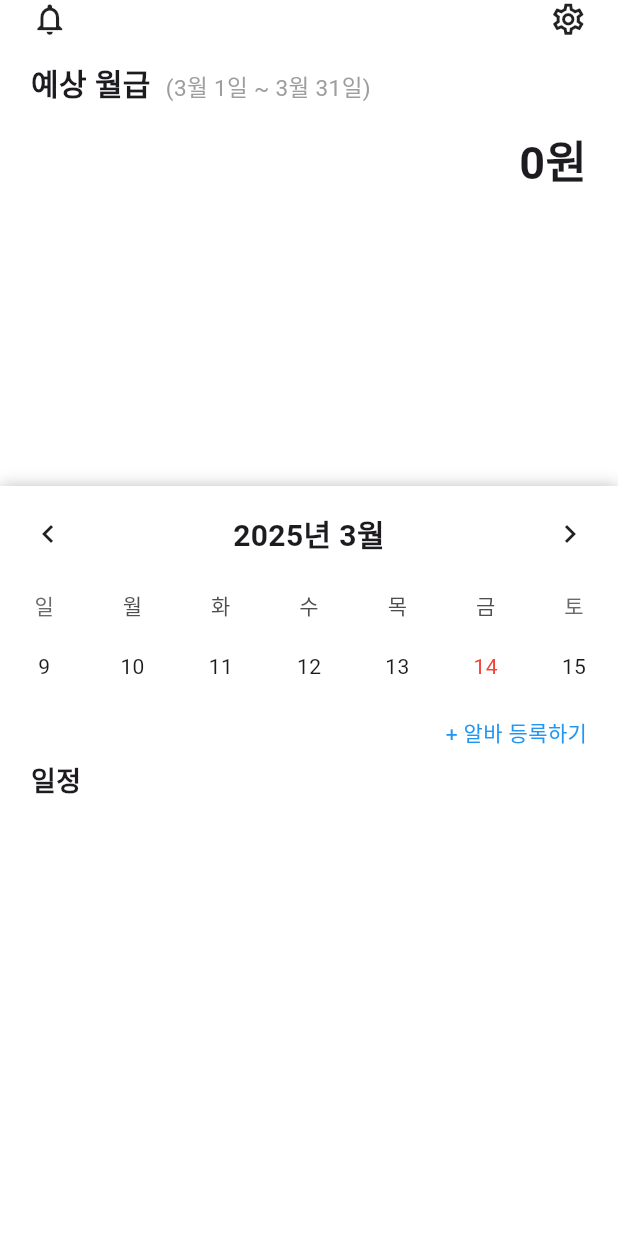
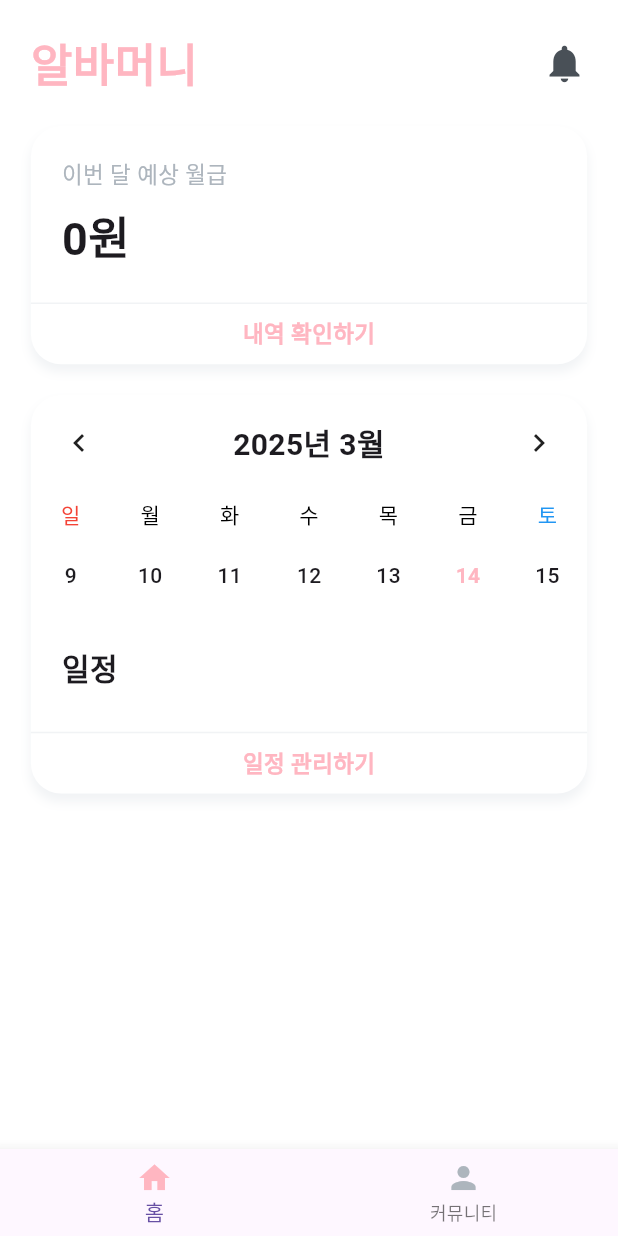
Before and after one commit to hwisnet/AlbaMoney, a Flutter app: the screen it shows after launch, on a phone screen of 412 x 824 dp. Run offline on Flutter 3.47's test engine with Material 3 defaults, Android fonts, the phone set to English and light mode, and no system bars; drawn by our look-alikes of sliding_up_panel, table_calendar; our stand-ins replace flutter_time_picker_spinner, get, sqflite; accounts and stored records are empty; Roboto replaces fonts that are missing (Pretendard).

Commit message:
[Update] Add colors, styles

```diff
--- a/analysis_options.yaml
+++ b/analysis_options.yaml
@@ -9,6 +9,7 @@
 # packages, and plugins designed to encourage good coding practices.
 analyzer:
   errors:
+    deprecated_member_use: ignore
     invalid_use_of_protected_member: ignore
     must_be_immutable: ignore
     no_leading_underscores_for_local_identifiers: ignore
--- /dev/null
+++ b/lib/colors/colors.dart
@@ -0,0 +1,9 @@
+import 'package:flutter/material.dart';
+
+const Color main_color = Color(0xffFFB6C1);
+
+const Color main_grey_color = Color(0xff495057);
+
+const Color sub_grey_color = Color(0xffADB5BD);
+
+const Color background_grey_color = Color(0xffF1F3F5);
--- a/lib/component/alba_calendar.dart
+++ b/lib/component/alba_calendar.dart
@@ -1,5 +1,8 @@
 import 'package:flutter/material.dart';
+import 'package:flutter_project/colors/colors.dart';
 import 'package:flutter_project/model/alba_model.dart';
+import 'package:flutter_project/styles/text_styles.dart';
+import 'package:flutter_project/utils/data_utils.dart';
 import 'package:table_calendar/table_calendar.dart';
 
 class AlbaCalendar extends StatefulWidget {
@@ -40,9 +43,10 @@ class _AlbaCalendarState extends State<AlbaCalendar> {
               TextStyle(fontSize: 20.0, fontWeight: FontWeight.bold)),
       calendarBuilders: CalendarBuilders(
         defaultBuilder: _defaultBuilder,
+        outsideBuilder: _defaultBuilder,
+        todayBuilder: _defaultBuilder,
+        dowBuilder: _dowBuilder,
         selectedBuilder: _selectedBuilder,
-        todayBuilder: _defaultBuilder,
-        outsideBuilder: _defaultBuilder,
       ),
     );
   }
@@ -55,6 +59,7 @@ class _AlbaCalendarState extends State<AlbaCalendar> {
         Center(
           child: Text(
             '${day.day}',
+            style: w500,
           ),
         ),
         Align(
@@ -65,7 +70,7 @@ class _AlbaCalendarState extends State<AlbaCalendar> {
                   ? Container(
                       decoration: const BoxDecoration(
                         shape: BoxShape.circle,
-                        color: Colors.red,
+                        color: main_color,
                       ),
                       width: 5,
                       height: 5,
@@ -84,7 +89,7 @@ class _AlbaCalendarState extends State<AlbaCalendar> {
         Center(
           child: Text(
             '${day.day}',
-            style: const TextStyle(color: Colors.red),
+            style: w700.copyWith(color: main_color),
           ),
         ),
         Align(
@@ -95,7 +100,7 @@ class _AlbaCalendarState extends State<AlbaCalendar> {
                   ? Container(
                       decoration: const BoxDecoration(
                         shape: BoxShape.circle,
-                        color: Colors.red,
+                        color: main_color,
                       ),
                       width: 5,
                       height: 5,
@@ -105,4 +110,11 @@ class _AlbaCalendarState extends State<AlbaCalendar> {
       ],
     );
   }
+
+  Widget _dowBuilder(BuildContext context, DateTime day) {
+    return Center(
+        child: Text(DataUtils.convertWeekdayToString(day.weekday),
+            style:
+                w500.copyWith(color: DataUtils.getWeekdayColor(day.weekday))));
+  }
 }
--- a/lib/component/alba_card.dart
+++ b/lib/component/alba_card.dart
@@ -1,35 +1,29 @@
 import 'package:flutter/material.dart';
+import 'package:flutter_project/colors/colors.dart';
 import 'package:flutter_project/model/alba_model.dart';
+import 'package:flutter_project/styles/text_styles.dart';
+import 'package:flutter_project/utils/data_utils.dart';
 import 'package:intl/intl.dart';
 
 class AlbaCard extends StatelessWidget {
   AlbaModel albaModel;
-  DateTime selectedDay;
 
   AlbaCard({
     super.key,
     required this.albaModel,
-    required this.selectedDay,
   });
 
   @override
   Widget build(BuildContext context) {
     return Container(
-      height: 90.0,
-      decoration: const BoxDecoration(
-          border: Border(bottom: BorderSide(color: Colors.grey))),
-      margin: const EdgeInsets.symmetric(vertical: 10.0),
+      height: DataUtils.height * 0.1,
+      decoration: BoxDecoration(
+          border: Border.all(color: background_grey_color),
+          borderRadius: BorderRadius.circular(20)),
+      padding: EdgeInsets.symmetric(horizontal: DataUtils.width * 0.05),
       child: Row(
+        mainAxisAlignment: MainAxisAlignment.spaceBetween,
         children: [
-          Checkbox(
-              materialTapTargetSize: MaterialTapTargetSize.shrinkWrap,
-              visualDensity: const VisualDensity(
-                horizontal: VisualDensity.minimumDensity,
-                vertical: VisualDensity.minimumDensity,
-              ),
-              value: false,
-              onChanged: (value) {}),
-          const SizedBox(width: 20.0),
           Column(
             mainAxisAlignment: MainAxisAlignment.center,
             crossAxisAlignment: CrossAxisAlignment.start,
@@ -38,27 +32,28 @@ class AlbaCard extends StatelessWidget {
                 children: [
                   Text(
                     DateFormat('HH:mm').format(albaModel.startTime),
-                    style: const TextStyle(fontSize: 15.0),
+                    style: w500.copyWith(fontSize: 15),
                   ),
-                  const SizedBox(width: 5.0),
-                  const Text(
+                  SizedBox(width: DataUtils.width * 0.01),
+                  Text(
                     '-',
-                    style: TextStyle(fontSize: 20.0),
+                    style: w500.copyWith(fontSize: 15),
                   ),
-                  const SizedBox(width: 5.0),
+                  SizedBox(width: DataUtils.width * 0.01),
                   Text(
                     DateFormat('HH:mm').format(albaModel.endTime),
+                    style: w500.copyWith(fontSize: 15),
                   ),
-                  const SizedBox(width: 10),
                 ],
               ),
               Text(
                 albaModel.albaPlace,
-                style: const TextStyle(
-                    fontSize: 20.0, fontWeight: FontWeight.bold),
+                style: w700.copyWith(fontSize: 25),
               ),
             ],
-          )
+          ),
+          Icon(Icons.check_circle_outline_rounded,
+              color: sub_grey_color, size: DataUtils.width * 0.1)
         ],
       ),
     );
--- a/lib/component/alba_list.dart
+++ b/lib/component/alba_card_list.dart
@@ -1,50 +1,41 @@
 import 'package:flutter/material.dart';
 import 'package:flutter_project/component/alba_card.dart';
 import 'package:flutter_project/model/alba_model.dart';
+import 'package:flutter_project/styles/text_styles.dart';
 import 'package:flutter_project/utils/data_utils.dart';
 
-class AlbaList extends StatefulWidget {
-  List<AlbaModel> albaList;
+class AlbaCardList extends StatefulWidget {
   Map<int, List<AlbaModel>> albaSchedules;
-  DateTime focusedDay;
   DateTime selectedDay;
-  Function(DateTime, DateTime) onDaySelected;
 
-  AlbaList(
-      {super.key,
-      required this.albaList,
-      required this.albaSchedules,
-      required this.focusedDay,
-      required this.selectedDay,
-      required this.onDaySelected});
+  AlbaCardList({
+    super.key,
+    required this.albaSchedules,
+    required this.selectedDay,
+  });
 
   @override
-  State<AlbaList> createState() => _AlbaCalendarState();
+  State<AlbaCardList> createState() => _AlbaCardListState();
 }
 
-class _AlbaCalendarState extends State<AlbaList> {
+class _AlbaCardListState extends State<AlbaCardList> {
   @override
   Widget build(BuildContext context) {
     return Container(
       padding: EdgeInsets.symmetric(horizontal: DataUtils.width * 0.05),
       child: Column(
+        crossAxisAlignment: CrossAxisAlignment.start,
         children: [
-          const Row(
-            mainAxisAlignment: MainAxisAlignment.start,
-            children: [
-              Text('일정',
-                  style:
-                      TextStyle(fontSize: 18.0, fontWeight: FontWeight.bold)),
-            ],
-          ),
+          Text('일정', style: w700.copyWith(fontSize: 20)),
           ListView.builder(
             shrinkWrap: true,
+            padding: EdgeInsets.only(
+                top: DataUtils.height * 0.01, bottom: DataUtils.height * 0.025),
             itemCount: widget.albaSchedules[widget.selectedDay.weekday]!.length,
             itemBuilder: (context, index) {
               return AlbaCard(
                 albaModel:
                     widget.albaSchedules[widget.selectedDay.weekday]![index],
-                selectedDay: widget.selectedDay,
               );
             },
           ),
--- a/lib/controller/home_controller.dart
+++ b/lib/controller/home_controller.dart
@@ -6,6 +6,8 @@ import 'package:get/get.dart';
 
 class HomeController extends GetxController {
   static HomeController get to => Get.find();
+
+  Rx<int> bottomNavBarIndex = 0.obs;
 
   Rx<Size> calendarHeaderSize = Size.zero.obs;
   Rx<Size> calendarSize = Size.zero.obs;
--- a/lib/page/home_page.dart
+++ b/lib/page/home_page.dart
@@ -1,13 +1,11 @@
 import 'package:flutter/material.dart';
+import 'package:flutter_project/colors/colors.dart';
 import 'package:flutter_project/component/alba_calendar.dart';
-import 'package:flutter_project/component/alba_card.dart';
-import 'package:flutter_project/component/alba_list.dart';
-import 'package:flutter_project/controller/alba_add_controller.dart';
+import 'package:flutter_project/component/alba_card_list.dart';
 import 'package:flutter_project/controller/home_controller.dart';
-import 'package:flutter_project/page/alba_add_page.dart';
+import 'package:flutter_project/styles/text_styles.dart';
 import 'package:flutter_project/utils/data_utils.dart';
 import 'package:get/get.dart';
-import 'package:sliding_up_panel/sliding_up_panel.dart';
 
 class HomePage extends GetView<HomeController> {
   const HomePage({super.key});
@@ -17,92 +15,153 @@ class HomePage extends GetView<HomeController> {
     return Scaffold(
       resizeToAvoidBottomInset: false,
       body: SafeArea(
-        child: SlidingUpPanel(
-            minHeight: 500,
-            maxHeight: DataUtils.height * 0.7,
-            panel: Column(
+        child: Container(
+          padding: EdgeInsets.symmetric(
+              horizontal: DataUtils.width * 0.05,
+              vertical: DataUtils.height * 0.025),
+          child: SingleChildScrollView(
+            child: Column(
+              crossAxisAlignment: CrossAxisAlignment.start,
               children: [
-                Obx(() => AlbaCalendar(
-                      albaList: controller.albaList.value,
-                      albaSchedules: controller.albaSchedules.value,
-                      focusedDay: controller.focusedDay.value,
-                      selectedDay: controller.selectedDay.value,
-                      onDaySelected: controller.onDaySelected,
-                    )),
-                SizedBox(height: DataUtils.height * 0.01),
-                _addAlbaButton(),
-                SizedBox(height: DataUtils.height * 0.01),
-                Obx(() => AlbaList(
-                      albaList: controller.albaList.value,
-                      albaSchedules: controller.albaSchedules.value,
-                      focusedDay: controller.focusedDay.value,
-                      selectedDay: controller.selectedDay.value,
-                      onDaySelected: controller.onDaySelected,
-                    )),
+                _header(),
+                SizedBox(height: DataUtils.height * 0.025),
+                _monthlyPay(),
+                SizedBox(height: DataUtils.height * 0.025),
+                _monthlyCalendar(),
+                SizedBox(height: DataUtils.height * 0.025),
               ],
             ),
-            body: Container(
-              padding: EdgeInsets.symmetric(horizontal: DataUtils.width * 0.05),
-              child: Column(
-                children: [
-                  const Row(
-                    mainAxisAlignment: MainAxisAlignment.spaceBetween,
-                    children: [
-                      Icon(Icons.notifications_outlined, size: 25),
-                      Icon(Icons.settings_outlined, size: 25),
-                    ],
-                  ),
-                  const SizedBox(height: 15.0),
-                  Row(
-                    mainAxisAlignment: MainAxisAlignment.start,
-                    crossAxisAlignment: CrossAxisAlignment.end,
-                    children: [
-                      const Text('예상 월급',
-                          style: TextStyle(
-                              fontSize: 20, fontWeight: FontWeight.bold)),
-                      const SizedBox(width: 10.0),
-                      Builder(builder: (context) {
-                        final today = controller.currentDay;
-                        final firstDay = DataUtils.getFirstDay(today);
-                        final lastDay = DataUtils.getLastDay(today);
-                        return Text(
-                          '(${firstDay.month}월 ${firstDay.day}일 ~ ${lastDay.month}월 ${lastDay.day}일)',
-                          style:
-                              const TextStyle(color: Colors.grey, fontSize: 15),
-                        );
-                      })
-                    ],
-                  ),
-                  const SizedBox(height: 15.0),
-                  const Row(
-                    mainAxisAlignment: MainAxisAlignment.end,
-                    children: [
-                      Text('0원',
-                          style: TextStyle(
-                              fontSize: 30, fontWeight: FontWeight.bold)),
-                    ],
-                  ),
-                ],
-              ),
-            )),
+          ),
+        ),
+      ),
+      bottomNavigationBar: _bottomNavBar(),
+    );
+  }
+
+  Widget _bottomNavBar() {
+    final items = [
+      const BottomNavigationBarItem(
+          activeIcon: Icon(
+            Icons.home,
+            color: main_color,
+          ),
+          icon: Icon(Icons.home, color: sub_grey_color),
+          label: '홈'),
+      const BottomNavigationBarItem(
+          activeIcon: Icon(
+            Icons.home,
+            color: main_color,
+          ),
+          icon: Icon(Icons.person, color: sub_grey_color),
+          label: '커뮤니티')
+    ];
+
+    return Obx(() => BottomNavigationBar(
+        onTap: (index) {
+          controller.bottomNavBarIndex(index);
+        },
+        currentIndex: controller.bottomNavBarIndex.value,
+        items: items));
+  }
+
+  Widget _header() {
+    return Row(
+      mainAxisAlignment: MainAxisAlignment.spaceBetween,
+      children: [
+        Text('알바머니', style: w900.copyWith(color: main_color, fontSize: 30)),
+        const Icon(Icons.notifications, color: main_grey_color, size: 30),
+      ],
+    );
+  }
+
+  Widget _monthlyPay() {
+    return Container(
+      width: DataUtils.width,
+      decoration: BoxDecoration(
+          borderRadius: BorderRadius.circular(20),
+          boxShadow: const [
+            BoxShadow(
+              blurRadius: 5.0,
+              color: background_grey_color,
+              offset: Offset(0, 5),
+              spreadRadius: 0,
+            )
+          ],
+          color: Colors.white),
+      child: Column(
+        crossAxisAlignment: CrossAxisAlignment.start,
+        children: [
+          Container(
+            padding: EdgeInsets.symmetric(
+                horizontal: DataUtils.width * 0.05,
+                vertical: DataUtils.height * 0.025),
+            child: Column(
+              crossAxisAlignment: CrossAxisAlignment.start,
+              children: [
+                Text('이번 달 예상 월급',
+                    style: w500.copyWith(color: sub_grey_color, fontSize: 15)),
+                SizedBox(height: DataUtils.height * 0.01),
+                Text('0원', style: w700.copyWith(fontSize: 30)),
+              ],
+            ),
+          ),
+          Container(
+            alignment: Alignment.center,
+            width: DataUtils.width,
+            height: DataUtils.height * 0.05,
+            decoration: const BoxDecoration(
+                border: Border(top: BorderSide(color: background_grey_color)),
+                borderRadius: BorderRadius.only(
+                    bottomLeft: Radius.circular(20),
+                    bottomRight: Radius.circular(20))),
+            child: Text('내역 확인하기',
+                style: w700.copyWith(color: main_color, fontSize: 15)),
+          )
+        ],
       ),
     );
   }
 
-  Widget _addAlbaButton() {
+  Widget _monthlyCalendar() {
     return Container(
-      padding: EdgeInsets.symmetric(horizontal: DataUtils.width * 0.05),
-      child: Row(
-        mainAxisAlignment: MainAxisAlignment.end,
+      width: DataUtils.width,
+      decoration: BoxDecoration(
+          borderRadius: BorderRadius.circular(20),
+          boxShadow: const [
+            BoxShadow(
+              blurRadius: 5.0,
+              color: background_grey_color,
+              offset: Offset(0, 5),
+              spreadRadius: 0,
+            )
+          ],
+          color: Colors.white),
+      child: Column(
         children: [
-          GestureDetector(
-            onTap: () async {
-              Get.put(AlbaAddController());
-              Get.to(() => AlbaAddPage());
-            },
-            child:
-                const Text('+ 알바 등록하기', style: TextStyle(color: Colors.blue)),
-          ),
+          Obx(() => AlbaCalendar(
+                albaList: controller.albaList.value,
+                albaSchedules: controller.albaSchedules.value,
+                focusedDay: controller.focusedDay.value,
+                selectedDay: controller.selectedDay.value,
+                onDaySelected: controller.onDaySelected,
+              )),
+          SizedBox(height: DataUtils.height * 0.025),
+          Obx(() => AlbaCardList(
+                albaSchedules: controller.albaSchedules.value,
+                selectedDay: controller.selectedDay.value,
+              )),
+          Container(
+            alignment: Alignment.center,
+            width: DataUtils.width,
+            height: DataUtils.height * 0.05,
+            decoration: const BoxDecoration(
+                border: Border(top: BorderSide(color: background_grey_color)),
+                borderRadius: BorderRadius.only(
+                    bottomLeft: Radius.circular(20),
+                    bottomRight: Radius.circular(20))),
+            child: Text('일정 관리하기',
+                style: w700.copyWith(color: main_color, fontSize: 15)),
+          )
         ],
       ),
     );
--- a/lib/styles/text_styles.dart
+++ b/lib/styles/text_styles.dart
@@ -1,5 +1,30 @@
 import 'package:flutter/material.dart';
 
-const TextStyle w500 = TextStyle(fontWeight: FontWeight.w500);
+const TextStyle w100 =
+    TextStyle(fontFamily: 'Pretendard', fontWeight: FontWeight.w100);
+
+const TextStyle w200 =
+    TextStyle(fontFamily: 'Pretendard', fontWeight: FontWeight.w200);
+
+const TextStyle w300 =
+    TextStyle(fontFamily: 'Pretendard', fontWeight: FontWeight.w300);
+
+const TextStyle w400 =
+    TextStyle(fontFamily: 'Pretendard', fontWeight: FontWeight.w400);
+
+const TextStyle w500 =
+    TextStyle(fontFamily: 'Pretendard', fontWeight: FontWeight.w500);
+
+const TextStyle w600 =
+    TextStyle(fontFamily: 'Pretendard', fontWeight: FontWeight.w600);
+
+const TextStyle w700 =
+    TextStyle(fontFamily: 'Pretendard', fontWeight: FontWeight.w700);
+
+const TextStyle w800 =
+    TextStyle(fontFamily: 'Pretendard', fontWeight: FontWeight.w800);
+
+const TextStyle w900 =
+    TextStyle(fontFamily: 'Pretendard', fontWeight: FontWeight.w900);
 
 final TextStyle description = TextStyle(color: Colors.grey.withOpacity(0.5));
--- a/lib/utils/data_utils.dart
+++ b/lib/utils/data_utils.dart
@@ -1,9 +1,30 @@
+import 'package:flutter/material.dart';
 import 'package:get/get.dart';
 import 'package:intl/intl.dart';
 
 class DataUtils {
   static final width = Get.width;
   static final height = Get.height;
+
+  static Color getWeekdayColor(int weekday) {
+    switch (weekday) {
+      case 1:
+        return Colors.black;
+      case 2:
+        return Colors.black;
+      case 3:
+        return Colors.black;
+      case 4:
+        return Colors.black;
+      case 5:
+        return Colors.black;
+      case 6:
+        return Colors.blue;
+      case 7:
+        return Colors.red;
+    }
+    return Colors.black;
+  }
 
   static String convertWeekdayToString(int weekday) {
     switch (weekday) {
@@ -144,12 +165,6 @@ class DataUtils {
         ));
     var time = difference.inMinutes - _breakTime;
 
-    print(time);
-    print(albaDays.length);
-    print(_albaPay);
-
-    print(((time / 60) * albaDays.length * _albaPay * 4.34).toInt());
-
     return ((time / 60) * albaDays.length * _albaPay * 4.34).toInt();
   }
 }
```
Also changed, not shown: pubspec.yaml (+22 -12 lines), 13 other files.
